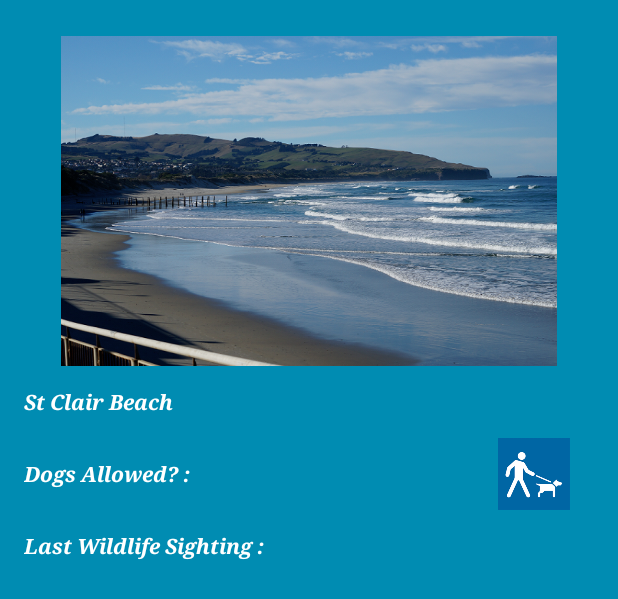
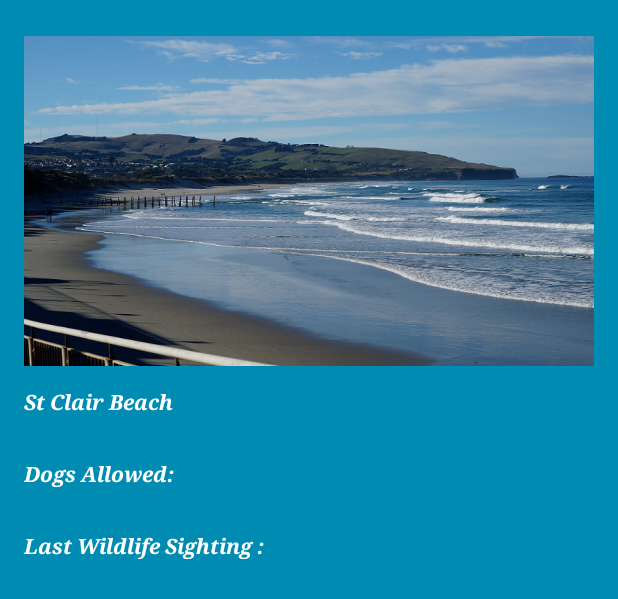
Before and after one commit to lrsdev/DOCAndroid, an Android app: the layout fragment_location.xml on its own in the app's theme, with its tools: preview values and no code run, on a phone screen of 412 x 824 dp. Shown: the top 599 px of the screen. Run offline under Robolectric (Android 15) with nearby library versions, the phone set to English and light mode, and no system bars.

Commit message:
Location list is retrieving information from REST client and populating list. Click on list item opens a view pager, showing selected item and can scroll sideways to the other items on the list

```diff
--- a/app/build.gradle
+++ b/app/build.gradle
@@ -23,4 +23,6 @@ dependencies {
     compile fileTree(dir: 'libs', include: ['*.jar'])
     compile 'com.android.support:appcompat-v7:22.1.1'
     compile 'com.android.support:recyclerview-v7:21.0.+'
+    compile 'com.squareup.retrofit:retrofit:1.9.0'
+    compile 'com.squareup.picasso:picasso:2.5.2'
 }
--- a/app/src/main/java/bit/stewasc3/dogbeaches/ReportFragment.java
+++ b/app/src/main/java/bit/stewasc3/dogbeaches/ReportFragment.java
@@ -1,7 +1,9 @@
 package bit.stewasc3.dogbeaches;
 
 import android.app.Fragment;
+import android.content.Intent;
 import android.os.Bundle;
+import android.provider.MediaStore;
 import android.support.annotation.Nullable;
 import android.view.LayoutInflater;
 import android.view.View;
@@ -16,6 +18,7 @@ public class ReportFragment extends Fragment
     public void onCreate(Bundle savedInstanceState)
     {
         super.onCreate(savedInstanceState);
+        Intent cameraIntent = new Intent(MediaStore.ACTION_IMAGE_CAPTURE);
     }
 
     @Override
--- a/app/src/main/res/layout/fragment_location.xml
+++ b/app/src/main/res/layout/fragment_location.xml
@@ -12,6 +12,7 @@
         android:layout_marginTop="24dp"
         android:layout_marginLeft="16dp"
         android:layout_marginRight="16dp"
+        android:scaleType="fitXY"
         android:src="@drawable/stclair"/>
 
     <!-- Spacing -->
@@ -27,7 +28,7 @@
 
     <!-- Page Heading -->
     <TextView
-        android:id="@+id/textLocationDetails"
+        android:id="@+id/locationNameTextView"
         android:layout_width="match_parent"
         android:layout_height="48dp"
         android:layout_marginLeft="16dp"
@@ -42,57 +43,45 @@
 
     <!-- Dogs Allowed Text -->
     <TextView
-        android:id="@+id/textDogDetails"
+        android:id="@+id/locationDogStatusTextView"
         android:layout_width="match_parent"
         android:layout_height="48dp"
         android:layout_marginLeft="16dp"
         android:layout_marginRight="16dp"
         android:layout_marginTop="0dp"
-        android:text="Dogs Allowed? :"
+        android:text="Dogs Allowed: "
         android:textColor="#FFFFFF"
         android:gravity="center_vertical"
         android:textStyle="bold|italic"
         android:typeface="serif"
-        android:layout_below="@+id/textLocationDetails"/>
-
-    <ImageView
-        android:id="@+id/dogStatus"
-        android:layout_width="48dp"
-        android:layout_height="48dp"
-        android:layout_marginRight="16dp"
-        android:layout_centerVertical="true"
-        android:layout_below="@id/textLocationDetails"
-        android:layout_alignEnd="@+id/textDogDetails"
-        android:src="@drawable/ic_dogonleash"
-        />
+        android:layout_below="@+id/locationNameTextView"/>
 
     <!-- Spacing -->
     <Space
         android:layout_width="match_parent"
         android:layout_height="8dp"
-        android:layout_alignBottom="@+id/dogStatus"
-        android:layout_toLeftOf="@+id/locationDetails"
-        android:layout_toStartOf="@+id/locationDetails"
+        android:layout_alignBottom="@+id/locationNameTextView"
+        android:layout_toLeftOf="@+id/locationNameTextView"
+        android:layout_toStartOf="@+id/locationNameTextView"
         android:layout_marginRight="16dp"
         android:layout_marginLeft="16dp"
-        android:layout_marginEnd="16dp" />
+        android:layout_marginEnd="16dp"
+        android:id="@+id/space"/>
 
     <!-- Wildlife Sights Text -->
     <TextView
-        android:id="@+id/textWildlife"
+        android:id="@+id/locationWildlifeTextView"
         android:layout_width="match_parent"
         android:layout_height="48dp"
-        android:layout_marginLeft="16dp"
-        android:layout_marginRight="16dp"
-        android:layout_marginTop="0dp"
         android:text="Last Wildlife Sighting :"
         android:textColor="#FFFFFF"
         android:gravity="center_vertical"
         android:textStyle="bold|italic"
         android:typeface="serif"
-        android:layout_below="@+id/textDogDetails"/>
-
-
-
+        android:layout_below="@+id/locationDogStatusTextView"
+        android:layout_marginRight="16dp"
+        android:layout_marginLeft="16dp"
+        android:layout_marginEnd="16dp"
+        android:layout_centerHorizontal="true"/>
 
 </RelativeLayout>
--- /dev/null
+++ b/app/src/main/res/values/ids.xml
@@ -0,0 +1,4 @@
+<?xml version="1.0" encoding="utf-8"?>
+<resources>
+    <item type="id" name="locationViewPager"/>
+</resources>
--- a/app/src/main/res/values/strings.xml
+++ b/app/src/main/res/values/strings.xml
@@ -17,5 +17,6 @@
     <!-- Navigation drawer open/closed strings -->
     <string name="drawer_open">Drawer Open</string>
     <string name="drawer_closed">Drawer Closed</string>
+    <string name="title_activity_location_pager">LocationPagerActivity</string>
 
 </resources>
```
Also changed, not shown: app/src/main/AndroidManifest.xml (+13 -0 lines), app/src/main/java/UserAPI/Location.java (added, +101 -0 lines), app/src/main/java/UserAPI/RestClient.java (added, +39 -0 lines), app/src/main/java/UserAPI/UserApi.java (added, +12 -0 lines), app/src/main/java/bit/stewasc3/dogbeaches/LocationFragment.java (+40 -7 lines), app/src/main/java/bit/stewasc3/dogbeaches/LocationListFragment.java (+71 -7 lines), app/src/main/java/bit/stewasc3/dogbeaches/LocationPagerActivity.java (added, +80 -0 lines), app/src/main/java/bit/stewasc3/dogbeaches/MainActivity.java (+10 -0 lines), app/src/main/res/layout/custom_list.xml (deleted, +0 -26 lines), app/src/main/res/layout/location_list_item.xml (added, +46 -0 lines), app/src/main/res/menu/menu_location_pager.xml (added, +9 -0 lines), 3 other files.
